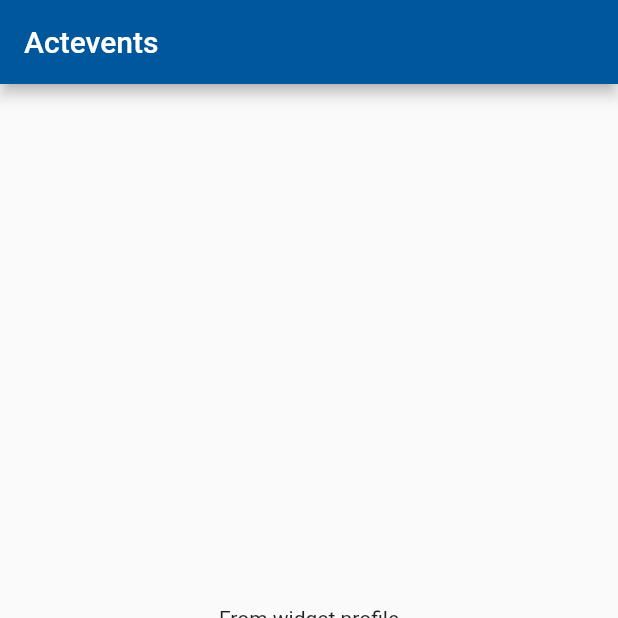
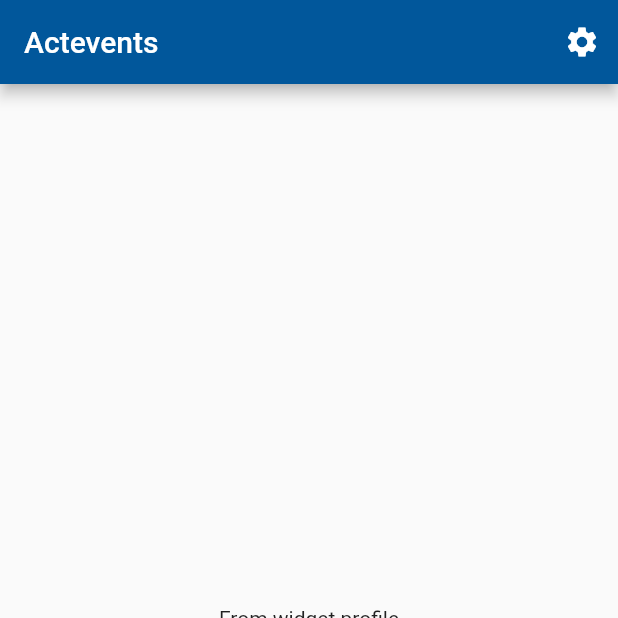
Before and after one commit to actevents/actevents-flutter, a Flutter app: the screen it shows after launch, item 3 of the bottom bar chosen, on a phone screen of 412 x 824 dp, the top half of it. Run offline on Flutter 3.47's test engine with Material 2 defaults, Android fonts, the phone set to English and light mode, and no system bars.

Commit message:
[dev]: added first version of settings icon in profile tab

```diff
--- a/actevents/lib/main.dart
+++ b/actevents/lib/main.dart
@@ -29,7 +29,19 @@ class _MyAppState extends State<MyApp> {
   Widget build(BuildContext context) {
     return Scaffold(
       appBar: AppBar(
-          title: Text("Actevents"), backgroundColor: Colors.lightBlue[900]),
+        title: Text("Actevents"),
+        backgroundColor: Colors.lightBlue[900],
+        actions: <Widget>[
+          _selectedTabIndex == 2
+              ? IconButton(
+                  icon: const Icon(
+                  Icons.settings,
+                  color: Colors.white,
+                ))
+              : Text(
+                  "") //TODO: look for a better solution than empty Text element
+        ],
+      ),
       body: Center(child: _pages[_selectedTabIndex]),
       bottomNavigationBar: BottomNavigationBar(
         currentIndex: _selectedTabIndex,
```
